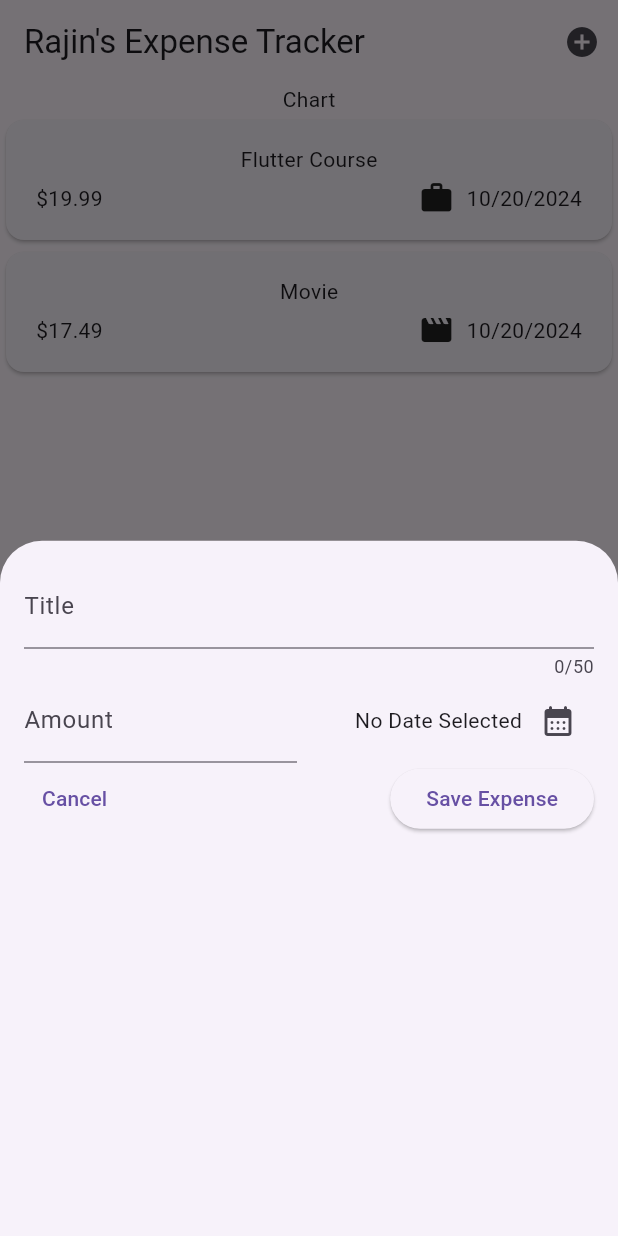
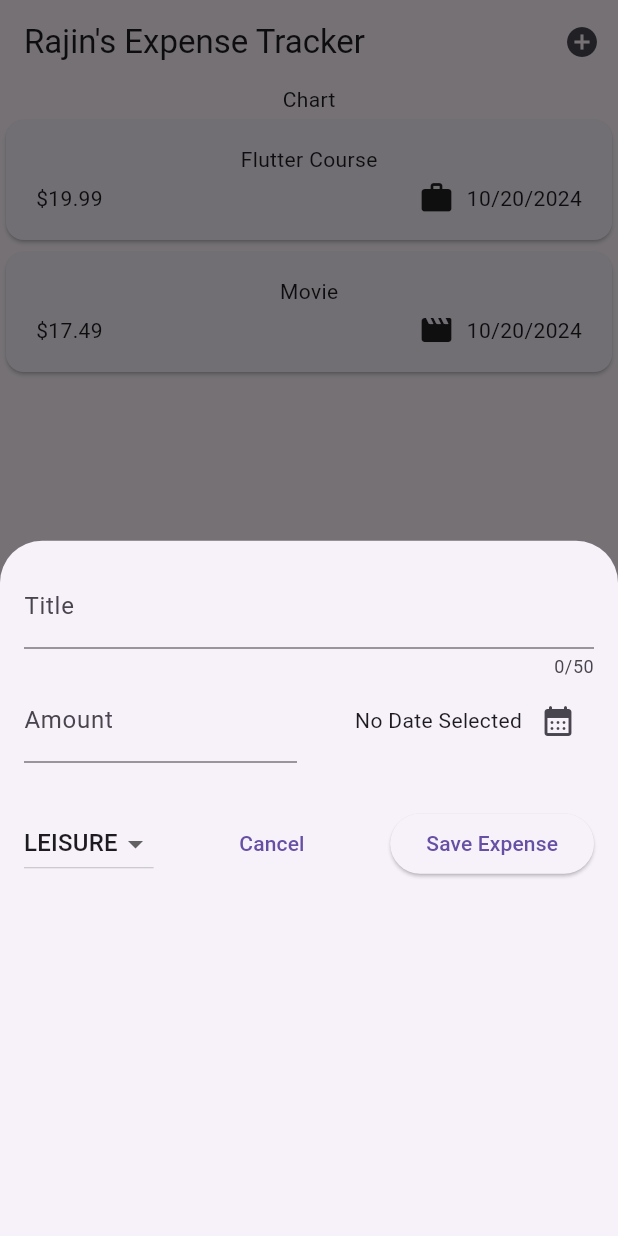
Before and after one commit to rajin-khan/flutter-self, a Flutter app: the screen it shows after launch, after a tap on the "add circle" icon, on a phone screen of 412 x 824 dp. Run offline on Flutter 3.47's test engine with Material 3 defaults, Android fonts, the light colour scheme and no system bars.

Commit message:
Add category picker

```diff
--- a/expense_tracker/lib/models/expense.dart
+++ b/expense_tracker/lib/models/expense.dart
@@ -6,13 +6,13 @@ final formatter = DateFormat.yMd(); //one of the many formats for dates
 
 const uuid = Uuid(); //unique id object created with its constructor.
 
-enum Category { food, travel, leisure, work }
+enum Cat { food, travel, leisure, work }
 
 const categoryIcons = {
-  Category.food: Icons.ramen_dining_rounded,
-  Category.travel: Icons.flight_takeoff_rounded,
-  Category.leisure: Icons.movie_rounded,
-  Category.work: Icons.work_rounded,
+  Cat.food: Icons.ramen_dining_rounded,
+  Cat.travel: Icons.flight_takeoff_rounded,
+  Cat.leisure: Icons.movie_rounded,
+  Cat.work: Icons.work_rounded,
 };
 
 class Expense {
@@ -28,7 +28,7 @@ class Expense {
   final String title;
   final double amount;
   final DateTime date;
-  final Category category;
+  final Cat category;
 
   String get formattedDate { //special getter method used in dart, so get is a special keyword.
     return formatter.format(date); //we call the formatter to view the date in a specific way
--- a/expense_tracker/lib/widgets/expenses.dart
+++ b/expense_tracker/lib/widgets/expenses.dart
@@ -18,12 +18,12 @@ class _ExpensesState extends State<Expenses> {
         title: 'Flutter Course',
         amount: 19.99,
         date: DateTime.now(),
-        category: Category.work),
+        category: Cat.work),
     Expense(
         title: 'Movie',
         amount: 17.49,
         date: DateTime.now(),
-        category: Category.leisure),
+        category: Cat.leisure),
   ];
 
   void _openAddExpenseOverlay() {
--- a/expense_tracker/lib/widgets/new_expense.dart
+++ b/expense_tracker/lib/widgets/new_expense.dart
@@ -1,4 +1,6 @@
+import 'package:flutter/foundation.dart';
 import 'package:flutter/material.dart';
+import 'package:expense_tracker/models/expense.dart';
 import 'package:intl/intl.dart';
 
 final formatter = DateFormat.yMd();
@@ -14,10 +16,10 @@ class NewExpense extends StatefulWidget {
 class _NewExpenseState extends State<NewExpense> {
   final _titleController =
       TextEditingController(); //creates an object optimised for handling input values
-
   final _amountController = TextEditingController();
 
   DateTime? _selectedDate;
+  Cat _selectedCategory = Cat.leisure;
 
   void _presentDatePicker() async {
     final now = DateTime.now();
@@ -74,7 +76,10 @@ class _NewExpenseState extends State<NewExpense> {
                   mainAxisAlignment: MainAxisAlignment.end,
                   crossAxisAlignment: CrossAxisAlignment.center,
                   children: [
-                    Text(_selectedDate == null ? 'No Date Selected': formatter.format(_selectedDate!)), //with the exclamation mark, we're telling Dart that it won't be a null value.
+                    Text(_selectedDate == null
+                        ? 'No Date Selected'
+                        : formatter.format(
+                            _selectedDate!)), //with the exclamation mark, we're telling Dart that it won't be a null value.
                     IconButton(
                       onPressed: _presentDatePicker,
                       icon: const Icon(Icons.calendar_month_rounded),
@@ -84,12 +89,34 @@ class _NewExpenseState extends State<NewExpense> {
               ),
             ],
           ),
+          const SizedBox(height: 30),
           Row(
             children: [
+              DropdownButton(
+                value: _selectedCategory,
+                  items: Cat.values
+                      .map(
+                        (category) => DropdownMenuItem(
+                          value: category,
+                          child: Text(
+                            category.name.toUpperCase(),
+                          ),
+                        ),
+                      )
+                      .toList(),
+                  onChanged: (value) {
+                    if (value == null) {
+                      return;
+                    }
+                    setState(() {
+                      _selectedCategory = value;
+                    });
+                  }),
+                  const Spacer(),
               TextButton(
                 onPressed: () {
                   Navigator.pop(
-                      context); //closes currently open menu and revers to last one
+                      context); //closes currently open menu and reverts to last one
                 },
                 child: const Text('Cancel'),
               ),
```
